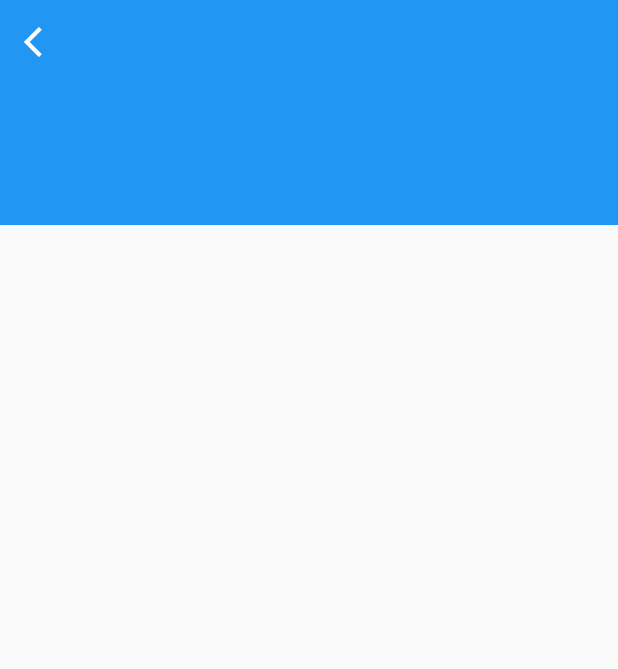
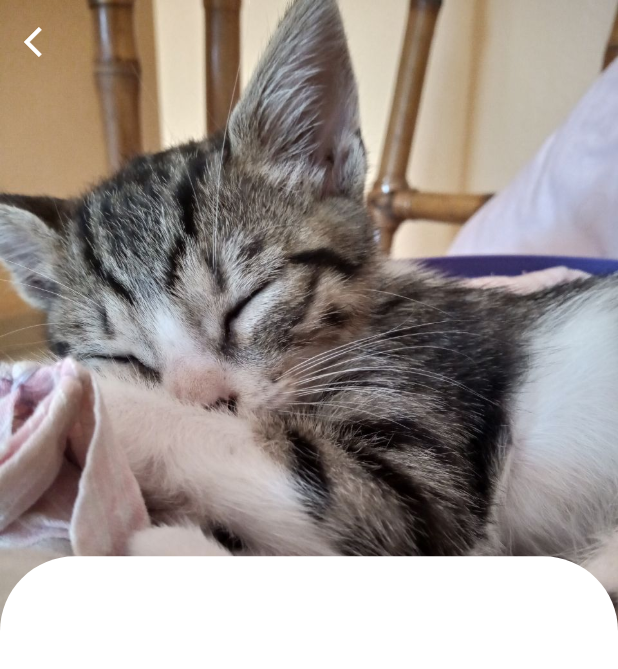
Before and after one commit to arevalolucianadg/Flutter-UI-Challenge, a Flutter app: the screen it shows after launch, after a tap on "PetProfile", on a phone screen of 412 x 824 dp. Shown: the top 669 px of the screen. Run offline on Flutter 3.47's test engine with Material 2 defaults, Android fonts, the light colour scheme and no system bars; our stand-ins replace flutter_svg, google_fonts.

Commit message:
WIP | UI Design Pet profile

```diff
--- a/lib/main.dart
+++ b/lib/main.dart
@@ -11,6 +11,7 @@ class MyApp extends StatelessWidget {
   @override
   Widget build(BuildContext context) {
     return MaterialApp(
+        debugShowCheckedModeBanner: false,
         title: 'Flutter Demo',
         theme: ThemeData(
           primarySwatch: Colors.teal,
--- a/lib/src/apps-ui/pet_profile/pet_home_page.dart
+++ b/lib/src/apps-ui/pet_profile/pet_home_page.dart
@@ -1,25 +1,24 @@
 import 'package:flutter/material.dart';
+import 'package:flutter_ui_challenge/src/apps-ui/pet_profile/widgets/body_widget.dart';
 
 import 'package:flutter_ui_challenge/src/pages/home_page.dart';
 
 class PetHomePage extends StatelessWidget {
-  void handleNavigatePress(BuildContext context) {
-    Navigator.of(context).push(MaterialPageRoute(builder: (_) => HomePage()));
-  }
-
   @override
   Widget build(BuildContext context) {
     return Scaffold(
-      body: CustomScrollView(
-        slivers: <Widget>[
-          SliverAppBar(
-            leading: IconButton(
-                icon: Icon(Icons.arrow_back_ios),
-                onPressed: () => handleNavigatePress(context)),
-            expandedHeight: 150.0,
+      appBar: AppBar(
+        backgroundColor: Colors.transparent,
+        elevation: 0,
+        leading: IconButton(
+          icon: Icon(Icons.arrow_back_ios),
+          onPressed: () => Navigator.of(context).push(
+            MaterialPageRoute(builder: (_) => HomePage()),
           ),
-        ],
+        ),
       ),
+      body: Body(),
+      extendBodyBehindAppBar: true,
     );
   }
 }
--- a/lib/src/apps-ui/pet_profile/pet_profile.dart
+++ b/lib/src/apps-ui/pet_profile/pet_profile.dart
@@ -6,6 +6,7 @@ class PetProfile extends StatelessWidget {
   @override
   Widget build(BuildContext context) {
     return MaterialApp(
+      debugShowCheckedModeBanner: false,
       title: 'Material App',
       home: PetHomePage(),
     );
--- /dev/null
+++ b/lib/src/apps-ui/pet_profile/widgets/body_widget.dart
@@ -0,0 +1,16 @@
+import 'package:flutter/material.dart';
+
+import 'package:flutter_ui_challenge/src/apps-ui/pet_profile/widgets/header_image_widget.dart';
+import 'package:flutter_ui_challenge/src/apps-ui/pet_profile/widgets/content_wrapper_widget.dart';
+
+class Body extends StatelessWidget {
+  @override
+  Widget build(BuildContext context) {
+    return Stack(
+      children: [
+        HeaderImage(),
+        ContentWrapper(),
+      ],
+    );
+  }
+}
--- /dev/null
+++ b/lib/src/apps-ui/pet_profile/widgets/content_wrapper_widget.dart
@@ -0,0 +1,22 @@
+import 'package:flutter/material.dart';
+
+class ContentWrapper extends StatelessWidget {
+  @override
+  Widget build(BuildContext context) {
+    final double _sizeHeight = MediaQuery.of(context).size.height;
+
+    return Transform.translate(
+      offset: Offset(0.0, _sizeHeight * 0.45),
+      child: Container(
+        width: double.infinity,
+        decoration: BoxDecoration(
+          color: Colors.white,
+          borderRadius: BorderRadius.only(
+            topLeft: Radius.circular(50.0),
+            topRight: Radius.circular(50.0),
+          ),
+        ),
+      ),
+    );
+  }
+}
--- /dev/null
+++ b/lib/src/apps-ui/pet_profile/widgets/header_image_widget.dart
@@ -0,0 +1,19 @@
+import 'package:flutter/material.dart';
+
+class HeaderImage extends StatelessWidget {
+  @override
+  Widget build(BuildContext context) {
+    final double _sizeHeight = MediaQuery.of(context).size.height;
+
+    return Container(
+      height: _sizeHeight * 0.65,
+      width: double.infinity,
+      decoration: BoxDecoration(
+        image: DecorationImage(
+          image: AssetImage('assets/images/leia.jpg'),
+          fit: BoxFit.cover,
+        ),
+      ),
+    );
+  }
+}
--- a/pubspec.yaml
+++ b/pubspec.yaml
@@ -50,6 +50,7 @@ flutter:
   assets:
     - assets/
     - assets/icons/
+    - assets/images/
 
   # An image asset can refer to one or more resolution-specific "variants", see
   # https://flutter.dev/assets-and-images/#resolution-aware.
```
Also changed, not shown: assets/images/leia.jpg (added).
